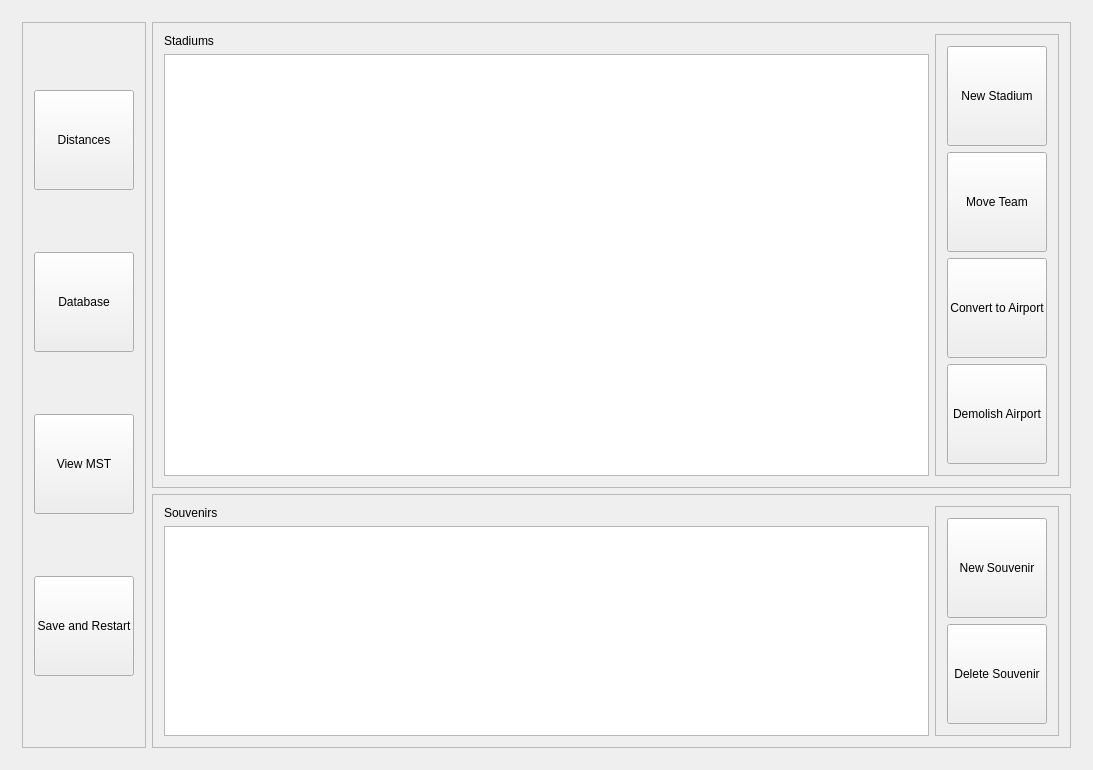
Before: the Qt Designer form Baseball-Itinerary-Program/primewin.ui in xavierliancw/Based-Itinerary, drawn with Qt 5.
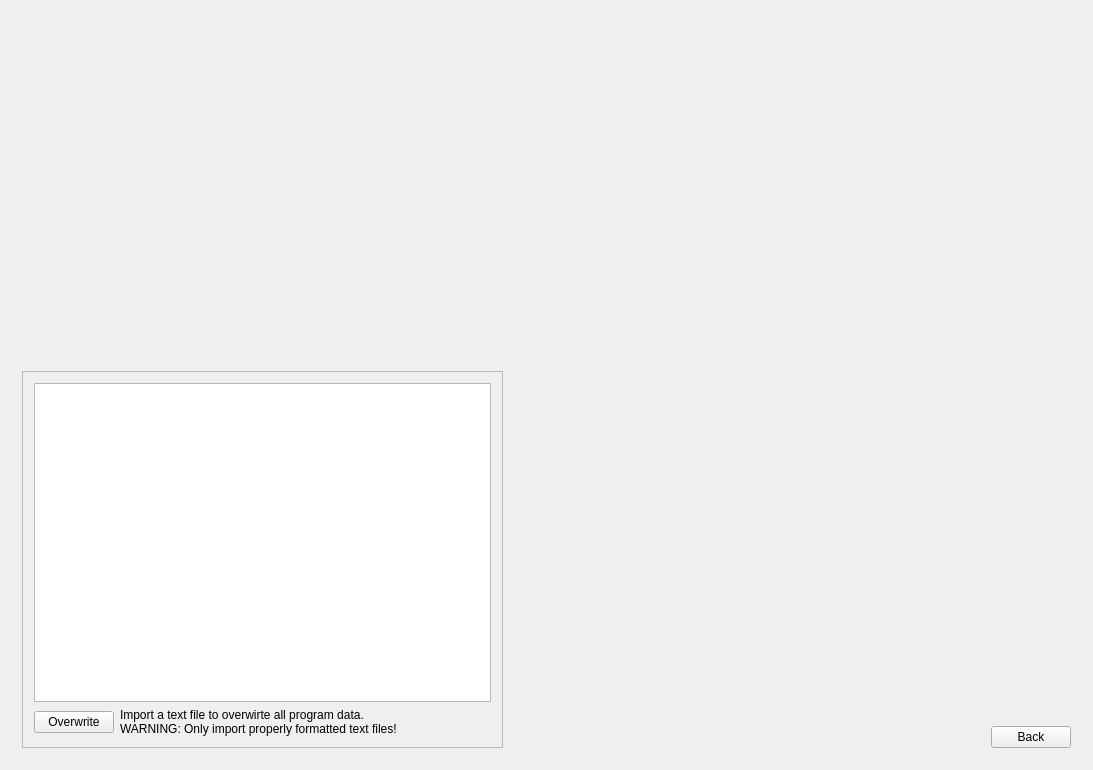
After: the same form once the commit is applied.

The edit to the form file:
```diff
--- a/Baseball-Itinerary-Program/primewin.ui
+++ b/Baseball-Itinerary-Program/primewin.ui
@@ -18,7 +18,7 @@
     <item row="0" column="0">
      <widget class="QStackedWidget" name="stackWidg">
       <property name="currentIndex">
-       <number>4</number>
+       <number>5</number>
       </property>
       <widget class="QWidget" name="start">
        <layout class="QVBoxLayout" name="verticalLayout">
@@ -1202,6 +1202,99 @@
         </item>
        </layout>
       </widget>
+      <widget class="QWidget" name="adminData">
+       <layout class="QGridLayout" name="gridLayout_11">
+        <item row="2" column="1">
+         <spacer name="horizontalSpacer_11">
+          <property name="orientation">
+           <enum>Qt::Horizontal</enum>
+          </property>
+          <property name="sizeHint" stdset="0">
+           <size>
+            <width>482</width>
+            <height>20</height>
+           </size>
+          </property>
+         </spacer>
+        </item>
+        <item row="2" column="2">
+         <widget class="QPushButton" name="dataBackBt">
+          <property name="text">
+           <string>Back</string>
+          </property>
+         </widget>
+        </item>
+        <item row="0" column="0">
+         <spacer name="verticalSpacer_6">
+          <property name="orientation">
+           <enum>Qt::Vertical</enum>
+          </property>
+          <property name="sizeHint" stdset="0">
+           <size>
+            <width>20</width>
+            <height>344</height>
+           </size>
+          </property>
+         </spacer>
+        </item>
+        <item row="1" column="2">
+         <spacer name="verticalSpacer_7">
+          <property name="orientation">
+           <enum>Qt::Vertical</enum>
+          </property>
+          <property name="sizeHint" stdset="0">
+           <size>
+            <width>20</width>
+            <height>40</height>
+           </size>
+          </property>
+         </spacer>
+        </item>
+        <item row="1" column="0" rowspan="2">
+         <widget class="QFrame" name="frame_16">
+          <property name="frameShape">
+           <enum>QFrame::StyledPanel</enum>
+          </property>
+          <property name="frameShadow">
+           <enum>QFrame::Raised</enum>
+          </property>
+          <layout class="QGridLayout" name="gridLayout_10">
+           <item row="3" column="1">
+            <widget class="QLabel" name="label_18">
+             <property name="text">
+              <string>Import a text file to overwirte all program data.
+WARNING: Only import properly formatted text files!</string>
+             </property>
+            </widget>
+           </item>
+           <item row="3" column="2">
+            <spacer name="horizontalSpacer_10">
+             <property name="orientation">
+              <enum>Qt::Horizontal</enum>
+             </property>
+             <property name="sizeHint" stdset="0">
+              <size>
+               <width>40</width>
+               <height>20</height>
+              </size>
+             </property>
+            </spacer>
+           </item>
+           <item row="3" column="0">
+            <widget class="QPushButton" name="dataTxtBt">
+             <property name="text">
+              <string>Overwrite</string>
+             </property>
+            </widget>
+           </item>
+           <item row="0" column="0" colspan="4">
+            <widget class="QTreeView" name="dataFileBrowser"/>
+           </item>
+          </layout>
+         </widget>
+        </item>
+       </layout>
+      </widget>
      </widget>
     </item>
    </layout>
```
Left out of the diff: 2 changed lines with no effect on the pictures.
